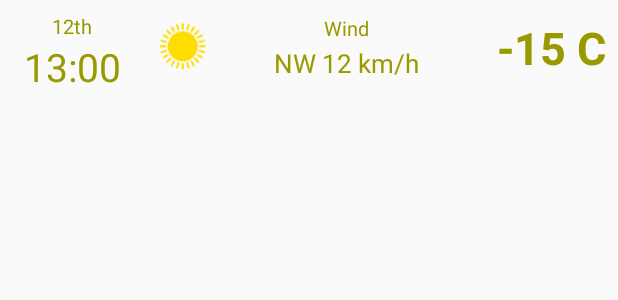
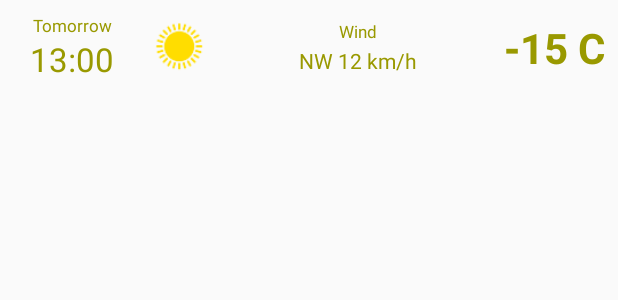
Before and after one commit to rafalols/Android-MVP-Dagger-REST-Tests, an Android app: the layout listitem_weather_5days.xml on its own in the app's theme, with its tools: preview values and no code run, on a phone screen of 412 x 824 dp. Shown: the top 300 px of the screen. Run offline under Robolectric (Android 15) with nearby library versions, the phone set to English and light mode, and no system bars.

Commit message:
added hour to forecast

```diff
--- a/app/src/main/java/eu/rafalolszewski/simplyweather/dagger/modules/ActivityModule.java
+++ b/app/src/main/java/eu/rafalolszewski/simplyweather/dagger/modules/ActivityModule.java
@@ -65,7 +65,7 @@ public class ActivityModule {
     @Provides
     @PerActivity
     StringsProvider providesStringProvider(SharedPreferences sharedPreferences){
-        return new StringsProvider(sharedPreferences);
+        return new StringsProvider(sharedPreferences, activity);
     }
 
     @Provides
--- a/app/src/main/java/eu/rafalolszewski/simplyweather/views/adapters/FiveDaysWeatherListAdapter.java
+++ b/app/src/main/java/eu/rafalolszewski/simplyweather/views/adapters/FiveDaysWeatherListAdapter.java
@@ -74,8 +74,7 @@ public class FiveDaysWeatherListAdapter extends BaseAdapter{
         TextView small_value = (TextView) view.findViewById(R.id.small_value);
         TextView temp = (TextView) view.findViewById(R.id.temp);
 
-//        TODO
-//        hourLabel.setText(stringsProvider.getHourLabel(data.date));
+        hourLabel.setText(stringsProvider.getHourLabel(data.date));
         hour.setText(stringsProvider.getHour(data.date));
 
         image.setImageResource(imageMapper.getImageResourceId(data.weather[0].image));
--- a/app/src/main/res/layout/listitem_weather_5days.xml
+++ b/app/src/main/res/layout/listitem_weather_5days.xml
@@ -11,7 +11,7 @@
 
         <TextView
             android:id="@+id/hour_label"
-            android:text="12th"
+            android:text="Tomorrow"
             style="@style/list_label"
             />
 
--- a/app/src/main/res/values/dimens.xml
+++ b/app/src/main/res/values/dimens.xml
@@ -14,11 +14,11 @@
     <dimen name="cityname_textsize">20sp</dimen>
     <dimen name="current_temp_text_size">45sp</dimen>
     <dimen name="current_small_text_size">18sp</dimen>
-    <dimen name="list_hour_textsize">26sp</dimen>
-    <dimen name="list_label_size">13sp</dimen>
-    <dimen name="list_small_value_size">17sp</dimen>
-    <dimen name="list_temp_textsize">30sp</dimen>
-    <dimen name="list_image_width">70dp</dimen>
+    <dimen name="list_hour_textsize">22sp</dimen>
+    <dimen name="list_label_size">11sp</dimen>
+    <dimen name="list_small_value_size">14sp</dimen>
+    <dimen name="list_temp_textsize">28sp</dimen>
+    <dimen name="list_image_width">65dp</dimen>
     <dimen name="list_image_height">48dp</dimen>
 
 
--- a/app/src/main/res/values/styles.xml
+++ b/app/src/main/res/values/styles.xml
@@ -64,7 +64,7 @@
         <item name="android:gravity">right</item>
         <item name="android:textSize">@dimen/list_temp_textsize</item>
         <item name="android:textStyle">bold</item>
-        <item name="android:layout_width">100dp</item>
+        <item name="android:layout_width">80dp</item>
     </style>
 
 </resources>
```
Also changed, not shown: app/src/main/java/eu/rafalolszewski/simplyweather/util/StringsProvider.java (+37 -12 lines), app/src/main/res/values/strings.xml (+9 -0 lines).
